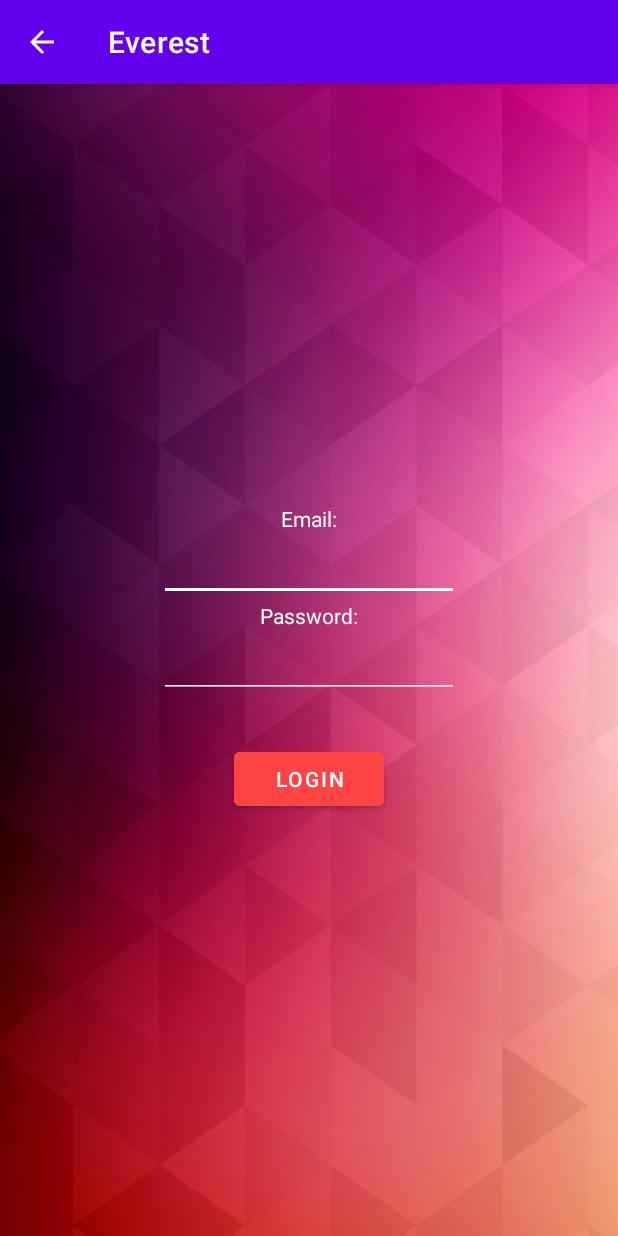
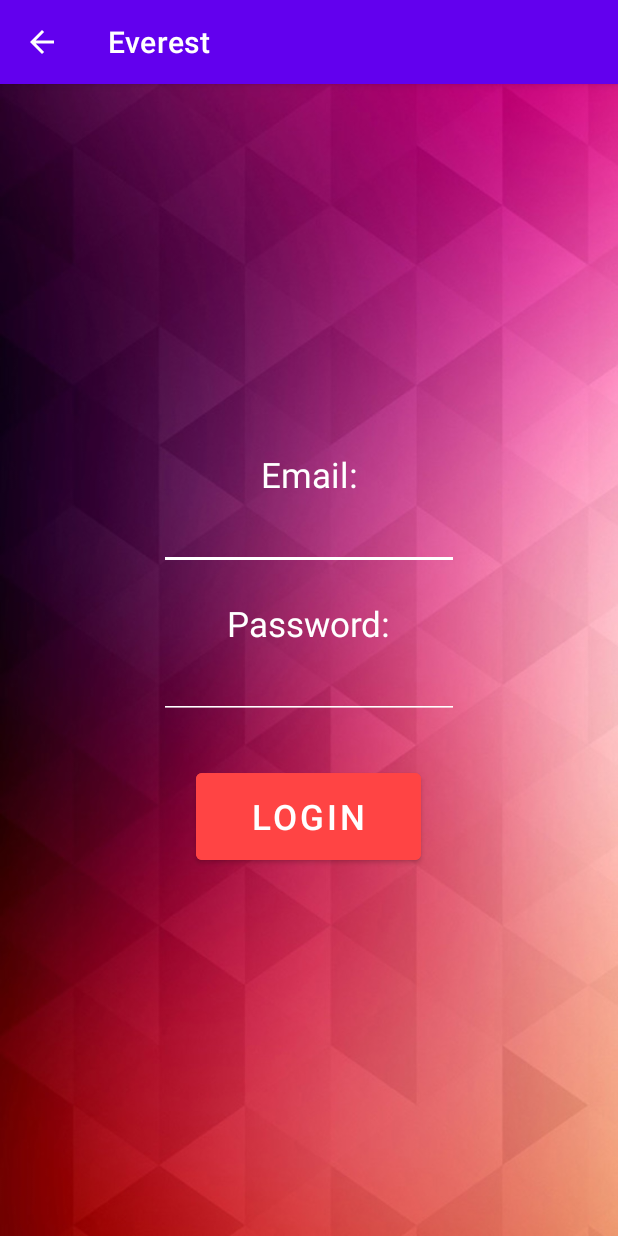
Before and after one commit to DAndyPhm0609/Everest, an Android app: the Login screen opened directly, with no data from a screen before it, on a phone screen of 412 x 824 dp. Run offline under Robolectric (Android 15) with nearby library versions, the phone set to English and light mode, and no system bars; our stand-ins replace Firebase (no records; nobody signed in at launch, a user with empty details on screens opened directly).

Commit message:
fix login

```diff
--- a/app/src/main/AndroidManifest.xml
+++ b/app/src/main/AndroidManifest.xml
@@ -5,6 +5,7 @@
     <uses-permission android:name="android.permission.INTERNET" />
 
     <application
+        android:usesCleartextTraffic="true"
         android:allowBackup="true"
         android:dataExtractionRules="@xml/data_extraction_rules"
         android:fullBackupContent="@xml/backup_rules"
--- a/app/src/main/res/layout/activity_login.xml
+++ b/app/src/main/res/layout/activity_login.xml
@@ -18,42 +18,48 @@
             android:layout_width="wrap_content"
             android:layout_height="wrap_content"
             android:text="Email:"
-            android:textColor="@color/white"/>
+            android:textColor="@color/white"
+            android:textSize="23sp" />
 
         <EditText
             android:id="@+id/EmailText"
             android:layout_width="200dp"
             android:layout_height="wrap_content"
+            android:backgroundTint="@color/white"
             android:ems="10"
             android:inputType="textPersonName"
-            tools:ignore="SpeakableTextPresentCheck"
-            android:backgroundTint="@color/white"
-            android:textColor="@color/white"/>
+            android:textColor="@color/white"
+            android:textSize="20sp"
+            tools:ignore="SpeakableTextPresentCheck" />
 
         <TextView
             android:id="@+id/regPassId"
             android:layout_width="wrap_content"
             android:layout_height="wrap_content"
+            android:layout_marginTop="20dp"
             android:text="Password:"
-            android:textColor="@color/white"/>
+            android:textColor="@color/white"
+            android:textSize="23sp" />
 
         <EditText
             android:id="@+id/regPassText"
             android:layout_width="200dp"
             android:layout_height="wrap_content"
+            android:backgroundTint="@color/white"
             android:ems="10"
             android:inputType="textPassword"
-            tools:ignore="SpeakableTextPresentCheck"
-            android:backgroundTint="@color/white"
-            android:textColor="@color/white"/>
+            android:textColor="@color/white"
+            android:textSize="20sp"
+            tools:ignore="SpeakableTextPresentCheck" />
 
         <Button
             android:id="@+id/loginId"
-            android:layout_width="100dp"
-            android:layout_height="wrap_content"
+            android:layout_width="150dp"
+            android:layout_height="70dp"
             android:layout_marginTop="30dp"
             android:backgroundTint="@android:color/holo_red_light"
-            android:text="Login" />
+            android:text="Login"
+            android:textSize="23sp" />
 
     </LinearLayout>
 
```
Also changed, not shown: app/src/main/res/layout/activity_main_page.xml (+8 -6 lines), app/src/main/res/layout/activity_sign_up.xml (+34 -19 lines).
